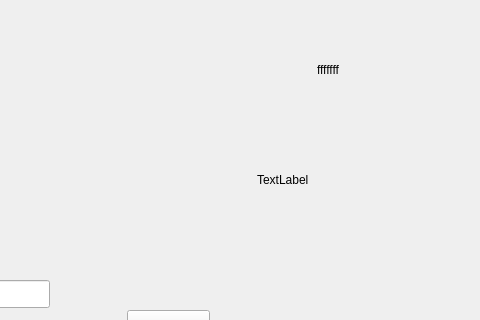
Before: the Qt Designer form mainwindow.ui in MaciejStrzelczyk/Questionnaire, drawn with Qt 5; both pictures show x 393 to 873 and y 0 to 320 of the 873 by 761 pixel window.
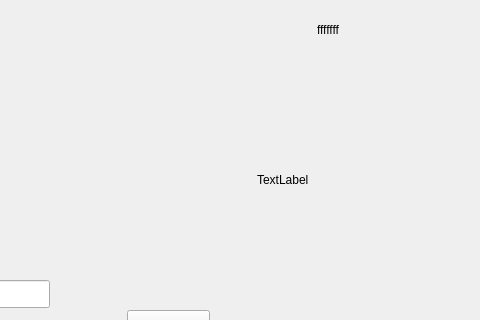
After: the same form once the commit is applied. Icons and pictures are not drawn.

Commit message: Added login to main window ano block if data is wrong

Diff of the .ui file:
```diff
--- a/mainwindow.ui
+++ b/mainwindow.ui
@@ -43,7 +43,7 @@
     <property name="geometry">
      <rect>
       <x>710</x>
-      <y>60</y>
+      <y>20</y>
       <width>63</width>
       <height>20</height>
      </rect>
```
The commit also changes 6 other files.
